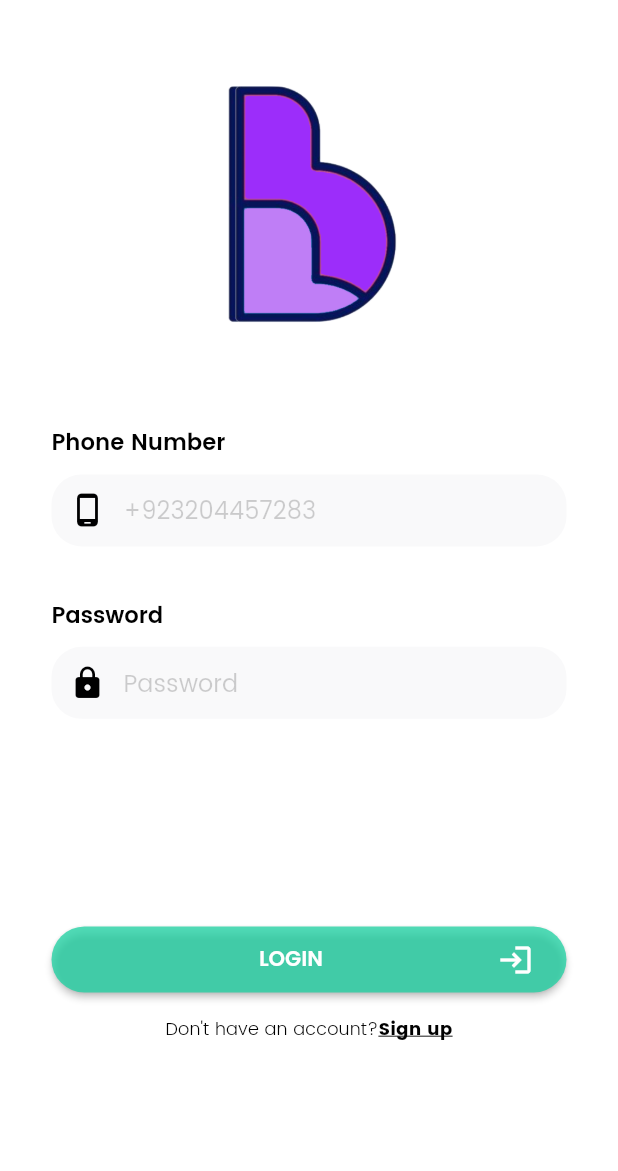
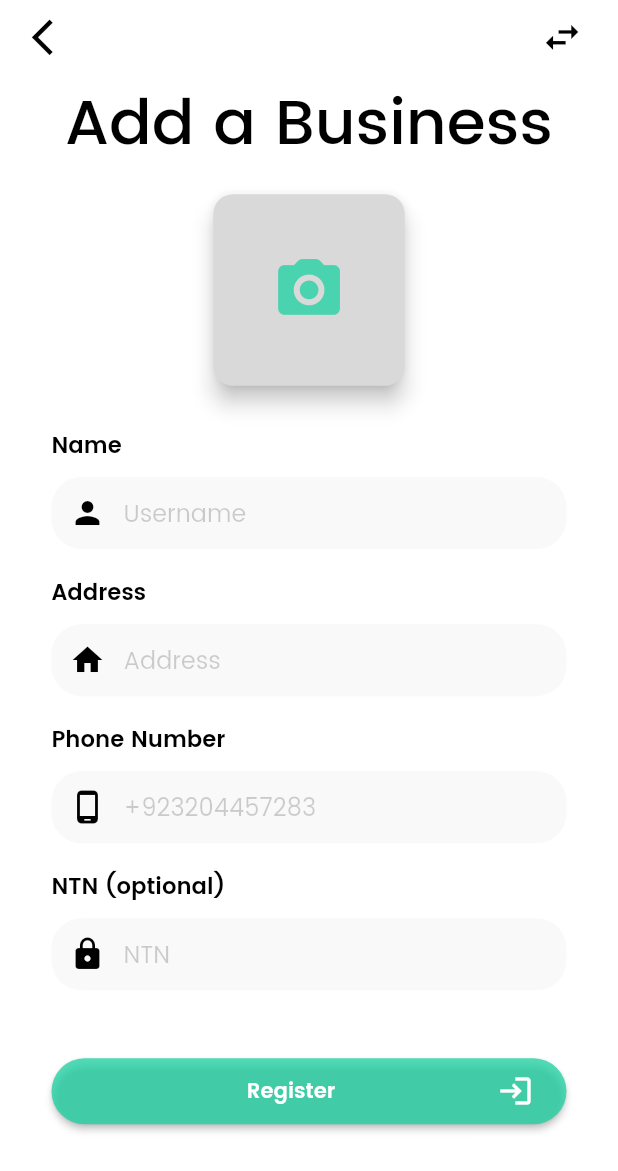
Before and after one commit to aswad546/BaltiApp, a Flutter app: the screen it shows after launch, on a phone screen of 412 x 824 dp. Shown: the top 1171 px of the screen. Run offline on Flutter 3.47's test engine with Material 2 defaults, Android fonts, the phone set to English and light mode, and no system bars; our stand-ins replace image_picker.

Commit message:
Add business screen

```diff
--- a/lib/main.dart
+++ b/lib/main.dart
@@ -1,10 +1,15 @@
+import 'package:balti_app/pages/seller/add_business.dart';
 import 'package:flutter/material.dart';
 import 'package:provider/provider.dart';
 
 import 'pages/auth/signup_screen.dart';
 import 'pages/auth/login_screen.dart';
 import 'pages/seller/seller_dashboard.dart';
+import 'pages/seller/business_list.dart';
+import 'pages/seller/product_list.dart';
+import 'pages/seller/add_business.dart';
 import 'providers/auth_provider.dart';
+import 'providers/business_list_provider.dart';
 
 void main() {
   WidgetsFlutterBinding.ensureInitialized();
@@ -17,11 +22,15 @@ class MyApp extends StatelessWidget {
   // This widget is the root of your application.
   @override
   Widget build(BuildContext context) {
+    // return MaterialApp(home: BusinessList());
     return MultiProvider(
       providers: [
         ChangeNotifierProvider(
           create: (ctx) => Auth(),
-        )
+        ),
+        ChangeNotifierProvider(
+          create: (_) => BusinessesList(),
+        ),
       ],
       child: Consumer<Auth>(builder: (ctx, auth, _) {
         return MaterialApp(
@@ -42,8 +51,9 @@ class MyApp extends StatelessWidget {
             ),
           ),
           routes: {
-            '/': (ctx) => const LoginScreen(),
-            SignUpScreen.routeName: (ctx) => const SignUpScreen(),
+            // '/': (ctx) => const LoginScreen(),
+            // SignUpScreen.routeName: (ctx) => const SignUpScreen(),
+            '/': (_) => const AddBusiness(),
           },
         );
       }),
--- /dev/null
+++ b/lib/models/business_info.dart
@@ -0,0 +1,22 @@
+class BusinessInfo {
+  String? name;
+  String? id;
+  String? type;
+  String? location;
+  String? description;
+  String? image;
+  int? overall_rating;
+  int? delivery_charges;
+  int? noOfProducts;
+
+  BusinessInfo(
+      {this.name = "Business",
+      this.id = "id",
+      this.type,
+      this.location,
+      this.description,
+      this.image = "image",
+      this.overall_rating,
+      this.delivery_charges,
+      this.noOfProducts = 2});
+}
--- /dev/null
+++ b/lib/pages/seller/add_business.dart
@@ -0,0 +1,232 @@
+import 'dart:io';
+
+import 'package:flutter/src/foundation/key.dart';
+import 'package:flutter/src/widgets/framework.dart';
+
+import 'package:flutter/material.dart';
+import 'package:provider/provider.dart';
+import 'package:image_picker/image_picker.dart';
+
+import '../../widgets/auth_form_field.dart';
+import '../../widgets/custom_icon_button.dart';
+import '../../providers/business_list_provider.dart';
+import 'product_list.dart';
+
+class AddBusiness extends StatefulWidget {
+  const AddBusiness({Key? key}) : super(key: key);
+
+  @override
+  State<AddBusiness> createState() => _AddBusinessState();
+}
+
+class _AddBusinessState extends State<AddBusiness> {
+  final _formKey = GlobalKey<FormState>();
+
+  final nameController = TextEditingController();
+  final phoneNumberController = TextEditingController();
+  final addressController = TextEditingController();
+  final ntnController = TextEditingController();
+
+  File? imageFile;
+
+  _getFromGallery() async {
+    XFile? pickedFile = await ImagePicker().pickImage(
+      source: ImageSource.gallery,
+      maxWidth: 1800,
+      maxHeight: 1800,
+    );
+    if (pickedFile != null) {
+      setState(() {
+        print("*********************");
+        print(pickedFile.path);
+        imageFile = File(pickedFile.path);
+      });
+    }
+  }
+
+  @override
+  void dispose() {
+    nameController.dispose();
+    phoneNumberController.dispose();
+    addressController.dispose();
+    ntnController.dispose();
+    super.dispose();
+  }
+
+  @override
+  Widget build(BuildContext context) {
+    MediaQueryData mediaQuery = MediaQuery.of(context);
+    TextTheme textTheme = Theme.of(context).textTheme;
+    return Scaffold(
+      backgroundColor: const Color(0xffffffff),
+      appBar: PreferredSize(
+        preferredSize: Size.fromHeight(50),
+        child: AppBar(
+            elevation: 0,
+            backgroundColor: Color(0xffffffff),
+            leading: Padding(
+              padding: EdgeInsets.only(left: mediaQuery.size.width * 0.032),
+              child: IconButton(
+                icon: const Icon(Icons.arrow_back_ios),
+                color: Colors.black,
+                iconSize: mediaQuery.size.width * 0.07,
+                onPressed: () {},
+              ),
+            ),
+            actions: [
+              Padding(
+                padding: EdgeInsets.only(right: mediaQuery.size.width * 0.032),
+                child: IconButton(
+                  icon: const Icon(Icons.swap_horiz),
+                  color: Colors.black,
+                  iconSize: mediaQuery.size.width * 0.07,
+                  onPressed: () {},
+                ),
+              ),
+            ]),
+      ),
+      body: SafeArea(
+        child: SingleChildScrollView(
+          padding: EdgeInsets.symmetric(
+            horizontal: mediaQuery.size.width / 12,
+          ),
+          child: Column(
+            crossAxisAlignment: CrossAxisAlignment.center,
+            children: [
+              Text(
+                "Add a Business",
+                style: TextStyle(
+                    color: Colors.black,
+                    fontWeight: FontWeight.w500,
+                    fontSize: mediaQuery.size.height * 0.051,
+                    fontFamily: "Poppins"),
+              ),
+              Form(
+                key: _formKey,
+                child: Column(
+                  crossAxisAlignment: CrossAxisAlignment.center,
+                  children: [
+                    // imageFile == null
+                    //     ? Container(
+                    //         margin: EdgeInsets.only(
+                    //           top: mediaQuery.size.height * 0.02,
+                    //           bottom: mediaQuery.size.height * 0.02,
+                    //         ),
+                    //         width: mediaQuery.size.height * 0.155,
+                    //         height: mediaQuery.size.height * 0.155,
+                    //         child: Image.file(
+                    //           imageFile!,
+                    //           fit: BoxFit.cover,
+                    //         ),
+                    //       )
+                    //     :
+                    Container(
+                      margin: EdgeInsets.only(
+                        top: mediaQuery.size.height * 0.02,
+                        bottom: mediaQuery.size.height * 0.02,
+                      ),
+                      width: mediaQuery.size.height * 0.155,
+                      height: mediaQuery.size.height * 0.155,
+                      child: FloatingActionButton(
+                          onPressed: () {
+                            _getFromGallery();
+                          },
+                          backgroundColor: Color(0xffD9D9D9),
+                          shape: RoundedRectangleBorder(
+                              borderRadius: BorderRadius.circular(
+                                  mediaQuery.size.width * 0.032)),
+                          child: imageFile == null
+                              ? Icon(
+                                  Icons.camera_alt_rounded,
+                                  color:
+                                      const Color.fromARGB(193, 27, 209, 161),
+                                  size: mediaQuery.size.width * 0.12,
+                                )
+                              : Image.file(
+                                  imageFile!,
+                                )),
+                    ),
+                    SizedBox(
+                      height: mediaQuery.size.height * 0.01379,
+                    ),
+                    AuthFormField(
+                      hintText: "Username",
+                      formFieldKey: const ValueKey('username'),
+                      fieldLabel: 'Name',
+                      fieldIcon: const Icon(
+                        Icons.person,
+                        color: Colors.black,
+                      ),
+                      fieldController: nameController,
+                    ),
+                    SizedBox(
+                      height: mediaQuery.size.height * 0.02069,
+                    ),
+                    AuthFormField(
+                      hintText: "Address",
+                      formFieldKey: const ValueKey('address'),
+                      fieldLabel: 'Address',
+                      fieldIcon: const Icon(Icons.home, color: Colors.black),
+                      fieldController: addressController,
+                    ),
+                    SizedBox(
+                      height: mediaQuery.size.height * 0.02069,
+                    ),
+                    AuthFormField(
+                      hintText: "+923204457283",
+                      formFieldKey: const ValueKey('phone_no'),
+                      fieldLabel: 'Phone Number',
+                      fieldIcon: const Icon(
+                        Icons.phone_android_outlined,
+                        color: Colors.black,
+                      ),
+                      fieldController: phoneNumberController,
+                    ),
+                    SizedBox(
+                      height: mediaQuery.size.height * 0.02069,
+                    ),
+                    AuthFormField(
+                      hintText: "NTN",
+                      formFieldKey: const ValueKey('ntn'),
+                      fieldLabel: 'NTN (optional)',
+                      fieldIcon: const Icon(Icons.lock, color: Colors.black),
+                      obscureText: true,
+                      fieldController:
+                          ntnController, // used to check if passwords are same
+                    ),
+                    SizedBox(
+                      height: mediaQuery.size.height * 0.055,
+                    ),
+                    CustomIconButton(
+                      color: const Color.fromARGB(193, 27, 209, 161),
+                      icon: Icons.login,
+                      buttonLabel: "Register",
+                      onPressHandler: () async {
+                        if (_formKey.currentState!.validate()) {
+                          await Provider.of<BusinessesList>(context,
+                                  listen: false)
+                              .register(
+                            nameController.text,
+                            phoneNumberController.text,
+                            addressController.text,
+                            ntnController.text,
+                            imageFile,
+                          );
+                          Navigator.push(
+                            context,
+                            MaterialPageRoute(
+                                builder: (context) => const ProductList()),
+                          );
+                        }
+                      },
+                    ),
+                  ],
+                ),
+              ),
+            ],
+          ),
+        ),
+      ),
+    );
+  }
+}
--- a/lib/providers/auth_provider.dart
+++ b/lib/providers/auth_provider.dart
@@ -32,4 +32,8 @@ class Auth with ChangeNotifier {
       String userName, String phoneNumber, String password) async {
     print("Signing Up");
   }
+
+  Future<void> logout(String phoneNumber) async {
+    print("Logout from $phoneNumber");
+  }
 }
--- /dev/null
+++ b/lib/providers/business_list_provider.dart
@@ -0,0 +1,30 @@
+import 'dart:io';
+
+import 'package:flutter/material.dart';
+import '../../models/business_info.dart';
+
+class BusinessesList with ChangeNotifier {
+  List<BusinessInfo> _business = [BusinessInfo()];
+
+  List<BusinessInfo> get business => _business;
+
+  Future<void> getBusinesses(String phoneNumber) async {
+    print("Get businesses of $phoneNumber");
+    _business = [
+      BusinessInfo(),
+      BusinessInfo(),
+      BusinessInfo(),
+      BusinessInfo(),
+      BusinessInfo(),
+      BusinessInfo(),
+    ];
+    // _business = [];
+    notifyListeners();
+  }
+
+  Future<void> register(String name, String address, String phoneNumber,
+      String? ntn, File? image) async {
+    print("Registering $name");
+    notifyListeners();
+  }
+}
--- a/lib/widgets/auth_form_field.dart
+++ b/lib/widgets/auth_form_field.dart
@@ -28,6 +28,7 @@ class _AuthFormFieldState extends State<AuthFormField> {
   String? authFormValidator(value) {
     RegExp phoneNumberValid =
         RegExp(r'^((\+92)?(0092)?(92)?(0)?)(3)([0-9]{9})$/gm');
+    RegExp ntnValid = RegExp(r'^[0-9]{8}$');
 
     if (widget.fieldLabel == "Confirm Password") {
       if (value == null || value.isEmpty) {
@@ -59,6 +60,18 @@ class _AuthFormFieldState extends State<AuthFormField> {
       } else {
         return null;
       }
+    } else if (widget.fieldLabel == "Adress") {
+      if (value == null || value.isEmpty) {
+        return 'Please enter your Address';
+      } else {
+        return null;
+      }
+    } else if (widget.fieldLabel == "NTN (optional)") {
+      // if (!ntnValid.hasMatch(value)) {
+      //   return 'Please enter phone number in correct format';
+      // } else {
+      //   return null;
+      // }
     }
     return null;
   }
--- a/pubspec.yaml
+++ b/pubspec.yaml
@@ -35,6 +35,8 @@ dependencies:
   # Use with the CupertinoIcons class for iOS style icons.
   cupertino_icons: ^1.0.2
   provider: ^6.0.3
+  camera: ^0.10.0
+  image_picker: ^0.8.5+3
 
 dev_dependencies:
   flutter_test:
```
Also changed, not shown: lib/pages/seller/business_list.dart (added, +163 -0 lines), lib/pages/seller/product_list.dart (added, +85 -0 lines), lib/pages/seller/seller_dashboard.dart (+16 -5 lines), pubspec.lock, 7 other files.
